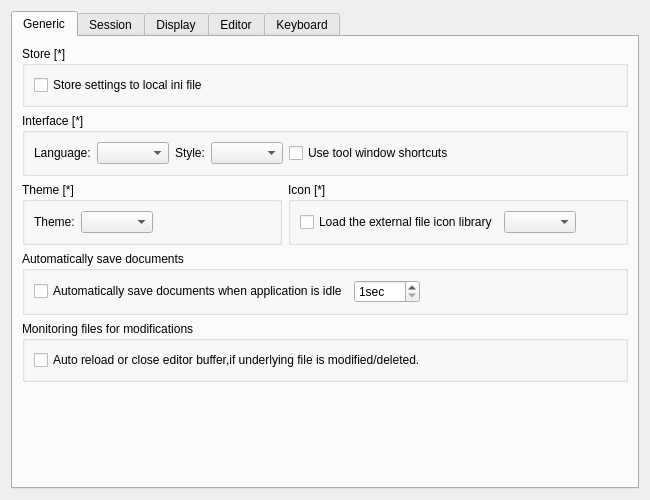
First picture: the form in liteidex/src/liteapp/liteappoption.ui, repository visualfc/liteide, before the edit.
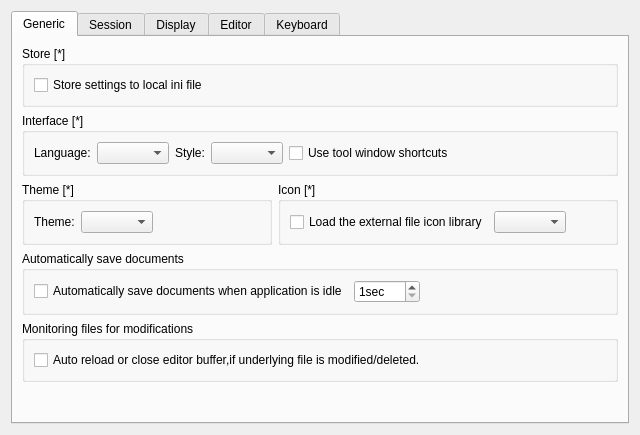
Second picture: the form after the edit.

Patch:
```diff
--- a/liteidex/src/liteapp/liteappoption.ui
+++ b/liteidex/src/liteapp/liteappoption.ui
@@ -6,8 +6,8 @@
    <rect>
     <x>0</x>
     <y>0</y>
-    <width>650</width>
-    <height>500</height>
+    <width>640</width>
+    <height>435</height>
    </rect>
   </property>
   <property name="windowTitle">
```
